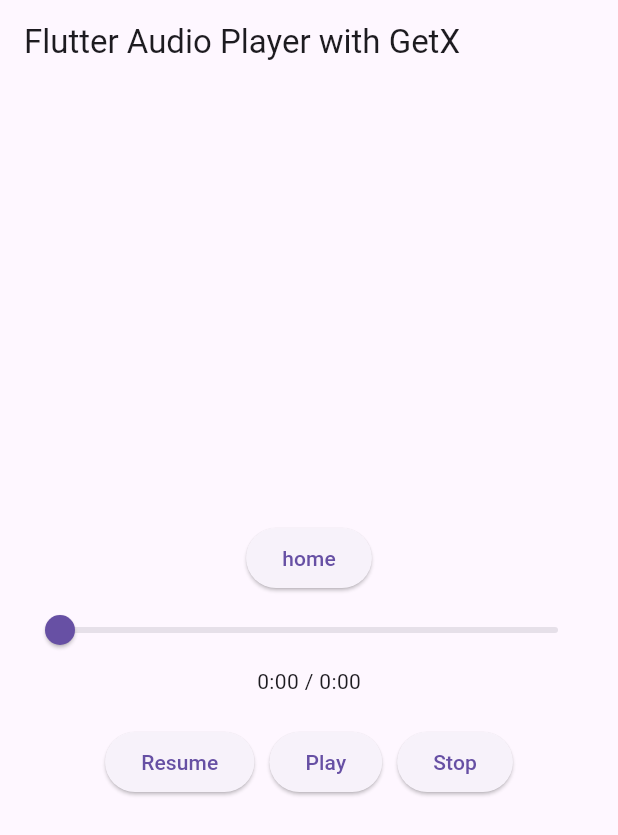
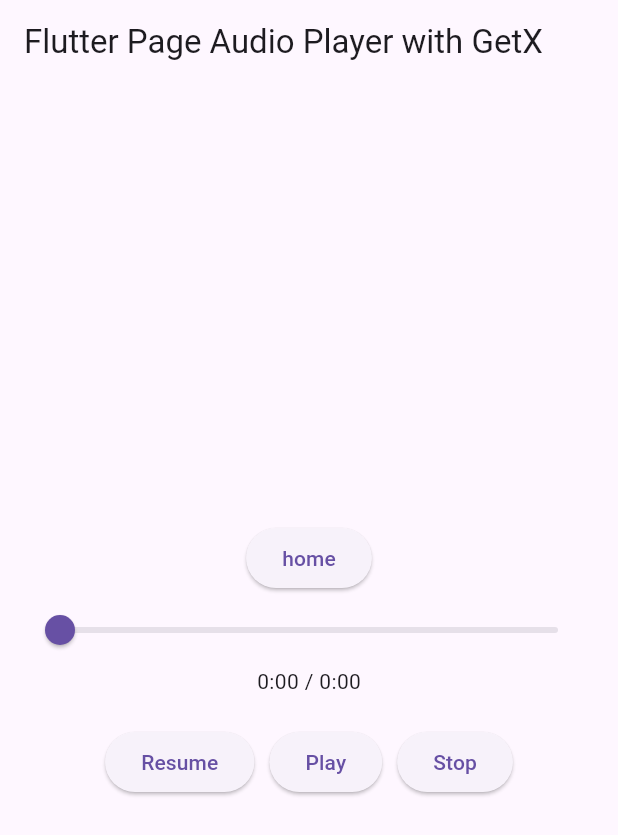
Before and after one commit to memcpypid/modul4mobile, a Flutter app: the screen it shows after launch, on a phone screen of 412 x 824 dp. Shown: the top 835 px of the screen. Run offline on Flutter 3.47's test engine with Material 3 defaults, Android fonts, the phone set to English and light mode, and no system bars; our stand-ins replace audioplayers, get, get_storage, image_picker, permission_handler, speech_to_text and 1 more.

Commit message:
page router

```diff
--- a/lib/app/modules/speak/views/speak_view.dart
+++ b/lib/app/modules/speak/views/speak_view.dart
@@ -11,7 +11,7 @@
         'https://www.soundhelix.com/examples/mp3/SoundHelix-Song-1.mp3';
     return Scaffold(
       appBar: AppBar(
-        title: const Text('Flutter Audio Player with GetX'),
+        title: const Text('Flutter Page Audio Player with GetX'),
       ),
       body: Padding(
         padding: const EdgeInsets.all(16.0),
```
